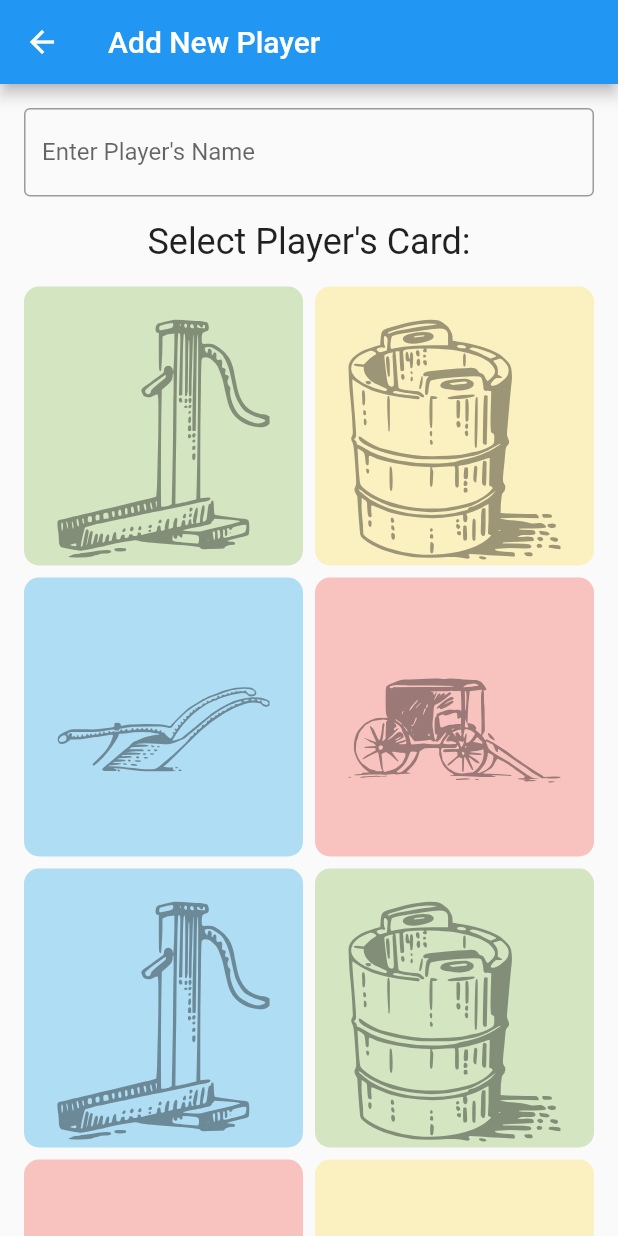
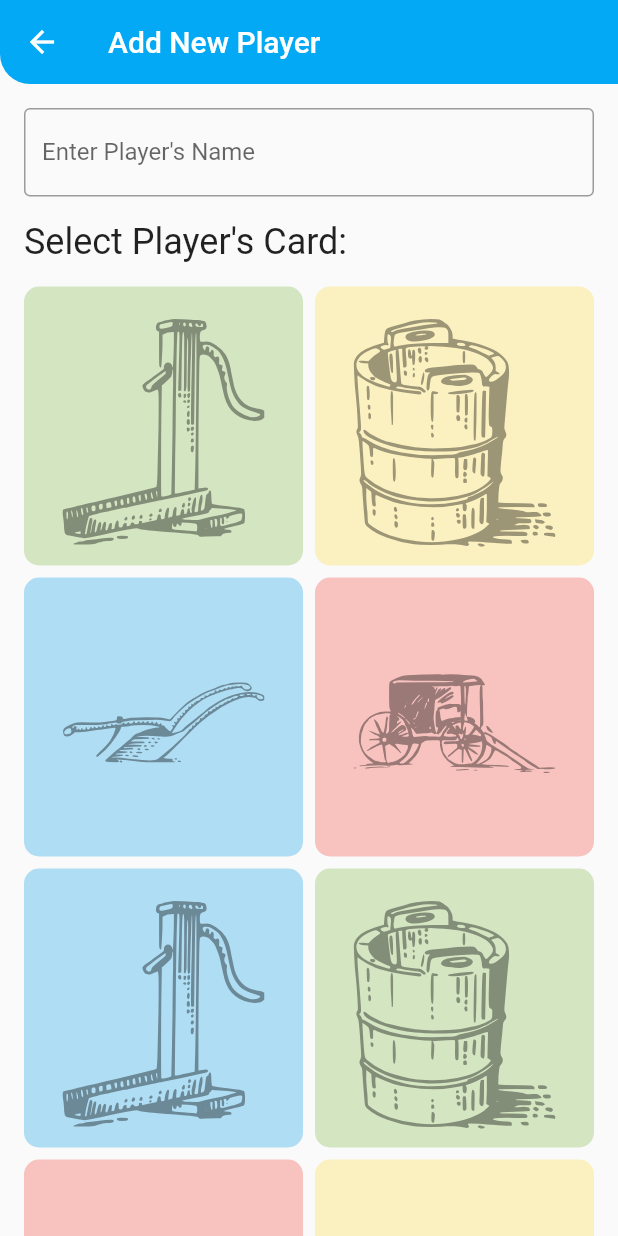
Before and after one commit to joshualessadias/blitz-score, a Flutter app: the PlayerConfigPage screen opened directly, on a phone screen of 412 x 824 dp. Run offline on Flutter 3.47's test engine with Material 2 defaults, Android fonts, the phone set to English and light mode, and no system bars.

Commit message:
remodeling player config page

```diff
--- a/lib/screens/player_config_page.dart
+++ b/lib/screens/player_config_page.dart
@@ -1,6 +1,7 @@
 import 'package:blitz_score/models/card.dart';
 import 'package:blitz_score/models/player.dart';
 import 'package:blitz_score/utilities/player_utils.dart';
+import 'package:blitz_score/widgets/my_card_selection.dart';
 import 'package:flutter/material.dart';
 import 'package:flutter/services.dart';
 
@@ -76,18 +77,9 @@ class _PlayerConfigPageState extends State<PlayerConfigPage> {
                 selectedCard = cardList[firstIndex];
                 setState(() {});
               },
-              child: Container(
-                decoration: BoxDecoration(
-                    borderRadius: BorderRadius.circular(10),
-                    color: selectedCard == cardList[firstIndex]
-                        ? cardList[firstIndex].color
-                        : cardList[firstIndex].color.withOpacity(0.3)),
-                width: double.infinity,
-                child: Icon(
-                  cardList[firstIndex].figure.icon,
-                  size: 200,
-                  color: Colors.black38,
-                ),
+              child: MyCardSelection(
+                selectedCard: selectedCard,
+                index: firstIndex,
               ),
             ),
           ),
@@ -104,18 +96,9 @@ class _PlayerConfigPageState extends State<PlayerConfigPage> {
                 selectedCard = cardList[secondIndex];
                 setState(() {});
               },
-              child: Container(
-                decoration: BoxDecoration(
-                    borderRadius: BorderRadius.circular(10),
-                    color: selectedCard == cardList[secondIndex]
-                        ? cardList[secondIndex].color
-                        : cardList[secondIndex].color.withOpacity(0.3)),
-                width: double.infinity,
-                child: Icon(
-                  cardList[secondIndex].figure.icon,
-                  size: 200,
-                  color: Colors.black38,
-                ),
+              child: MyCardSelection(
+                selectedCard: selectedCard,
+                index: secondIndex,
               ),
             ),
           ),
@@ -128,6 +111,16 @@ class _PlayerConfigPageState extends State<PlayerConfigPage> {
   Widget build(BuildContext context) {
     return Scaffold(
         appBar: AppBar(
+          elevation: 0,
+          backgroundColor: Colors.transparent,
+          flexibleSpace: Container(
+            decoration: const BoxDecoration(
+              borderRadius: BorderRadius.only(
+                bottomLeft: Radius.circular(20),
+              ),
+              color: Colors.lightBlue,
+            ),
+          ),
           title: widget.isEditing
               ? const Text('Edit Player')
               : const Text('Add New Player'),
@@ -135,6 +128,7 @@ class _PlayerConfigPageState extends State<PlayerConfigPage> {
         body: SingleChildScrollView(
           padding: const EdgeInsets.all(16),
           child: Column(
+            crossAxisAlignment: CrossAxisAlignment.start,
             children: [
               TextFormField(
                   controller: myController,
--- a/lib/screens/score_page.dart
+++ b/lib/screens/score_page.dart
@@ -1,5 +1,3 @@
-import 'dart:developer';
-
 import 'package:blitz_score/utilities/player_utils.dart';
 import 'package:blitz_score/widgets/clickable_point.dart';
 import 'package:blitz_score/widgets/my_divider.dart';
--- /dev/null
+++ b/lib/widgets/my_card_selection.dart
@@ -0,0 +1,40 @@
+import 'package:blitz_score/models/card.dart';
+import 'package:flutter/material.dart';
+
+class MyCardSelection extends StatelessWidget {
+  const MyCardSelection(
+      {Key? key, required this.selectedCard, required this.index})
+      : super(key: key);
+
+  final MyCard selectedCard;
+  final int index;
+
+  @override
+  Widget build(BuildContext context) {
+    return DecoratedBox(
+      decoration: BoxDecoration(
+        borderRadius: BorderRadius.circular(10),
+        color: selectedCard == cardList[index]
+            ? cardList[index].color
+            : cardList[index].color.withOpacity(0.3),
+        boxShadow: [
+          BoxShadow(
+            color: selectedCard == cardList[index]
+                ? Colors.black38
+                : Colors.transparent,
+            blurRadius: 8,
+            spreadRadius: 2,
+            offset: const Offset(2, 7),
+          ),
+        ],
+      ),
+      child: ClipRRect(
+        child: Icon(
+          cardList[index].figure.icon,
+          size: 190,
+          color: Colors.black38,
+        ),
+      ),
+    );
+  }
+}
```
